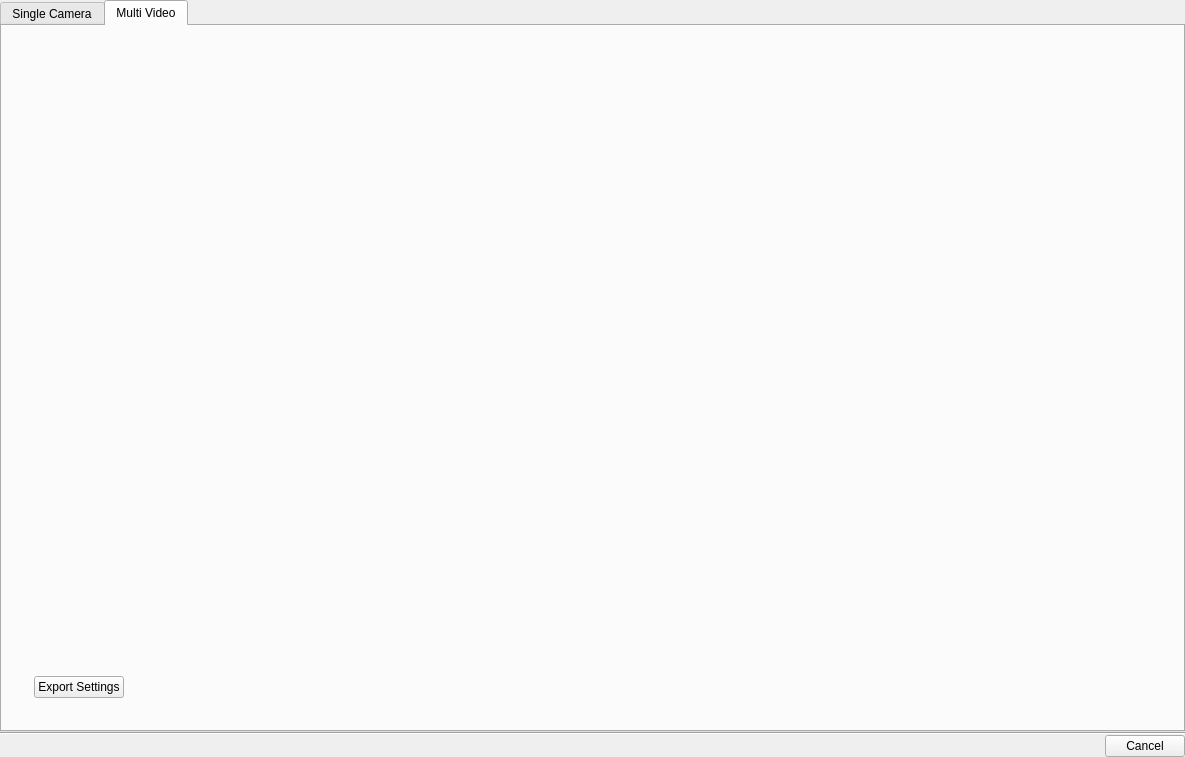
Before: the Qt Designer form client/nx_client_desktop/src/nx/client/desktop/export/dialogs/export_settings_dialog.ui in networkoptix/nx_open, drawn with Qt 5.
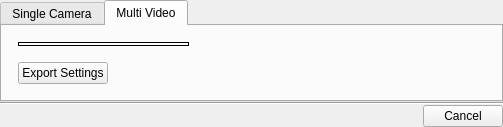
After: the same form once the commit is applied. The open tabs and pages were chosen to show the change. Custom widgets are drawn as their Qt base class.

Diff of the .ui file:
```diff
--- a/client/nx_client_desktop/src/nx/client/desktop/export/dialogs/export_settings_dialog.ui
+++ b/client/nx_client_desktop/src/nx/client/desktop/export/dialogs/export_settings_dialog.ui
@@ -6,8 +6,8 @@
    <rect>
     <x>0</x>
     <y>0</y>
-    <width>1185</width>
-    <height>757</height>
+    <width>848</width>
+    <height>424</height>
    </rect>
   </property>
   <property name="windowTitle">
@@ -17,6 +17,9 @@
    <property name="spacing">
     <number>0</number>
    </property>
+   <property name="sizeConstraint">
+    <enum>QLayout::SetFixedSize</enum>
+   </property>
    <property name="leftMargin">
     <number>0</number>
    </property>
@@ -196,10 +199,7 @@
        <property name="spacing">
         <number>16</number>
        </property>
-       <item row="0" column="0">
-        <widget class="QWidget" name="layoutPreviewWidget" native="true"/>
-       </item>
-       <item row="0" column="1">
+       <item row="0" column="2">
         <widget class="QStackedWidget" name="layoutExportSettingsWidget">
          <property name="minimumSize">
           <size>
@@ -219,23 +219,57 @@
          <widget class="nx::client::desktop::ui::ExportLayoutSettingsWidget" name="exportLayoutSettingsPage"/>
         </widget>
        </item>
-       <item row="1" column="0" colspan="2">
+       <item row="0" column="0" colspan="2">
+        <widget class="QFrame" name="layoutFrame">
+         <property name="frameShape">
+          <enum>QFrame::Box</enum>
+         </property>
+         <property name="frameShadow">
+          <enum>QFrame::Plain</enum>
+         </property>
+         <layout class="QVBoxLayout" name="layoutPreviewLayout">
+          <property name="leftMargin">
+           <number>0</number>
+          </property>
+          <property name="topMargin">
+           <number>0</number>
+          </property>
+          <property name="rightMargin">
+           <number>0</number>
+          </property>
+          <property name="bottomMargin">
+           <number>0</number>
+          </property>
+          <item>
+           <widget class="QWidget" name="layoutPreviewWidget" native="true">
+            <property name="sizePolicy">
+             <sizepolicy hsizetype="Fixed" vsizetype="Fixed">
+              <horstretch>0</horstretch>
+              <verstretch>0</verstretch>
+             </sizepolicy>
+            </property>
+           </widget>
+          </item>
+         </layout>
+        </widget>
+       </item>
+       <item row="1" column="0" colspan="3">
         <widget class="QWidget" name="layoutButtonsWidget" native="true">
          <layout class="QHBoxLayout" name="horizontalLayout_4">
           <property name="spacing">
            <number>4</number>
           </property>
           <property name="leftMargin">
-           <number>16</number>
+           <number>0</number>
           </property>
           <property name="topMargin">
-           <number>16</number>
+           <number>0</number>
           </property>
           <property name="rightMargin">
-           <number>16</number>
+           <number>0</number>
           </property>
           <property name="bottomMargin">
-           <number>16</number>
+           <number>0</number>
           </property>
           <item>
            <widget class="nx::client::desktop::ui::SelectableTextButton" name="layoutExportSettingsButton">
@@ -334,6 +368,12 @@
    <header location="global">nx/client/desktop/common/widgets/filename_panel.h</header>
    <container>1</container>
   </customwidget>
+  <customwidget>
+   <class>QnResourcePreviewWidget</class>
+   <extends>QWidget</extends>
+   <header location="global">ui/widgets/resource_preview_widget.h</header>
+   <container>1</container>
+  </customwidget>
  </customwidgets>
  <resources/>
  <connections/>
```
Left out of the diff: 43 changed lines with no effect on the pictures.
